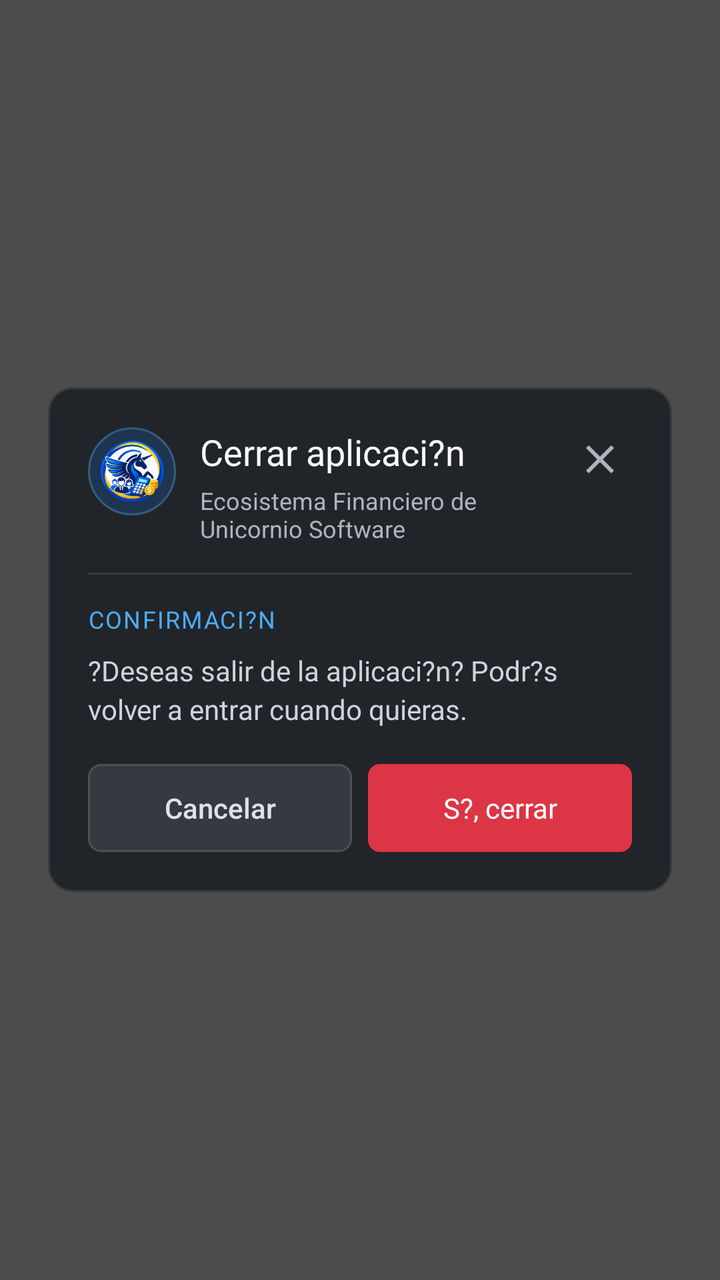
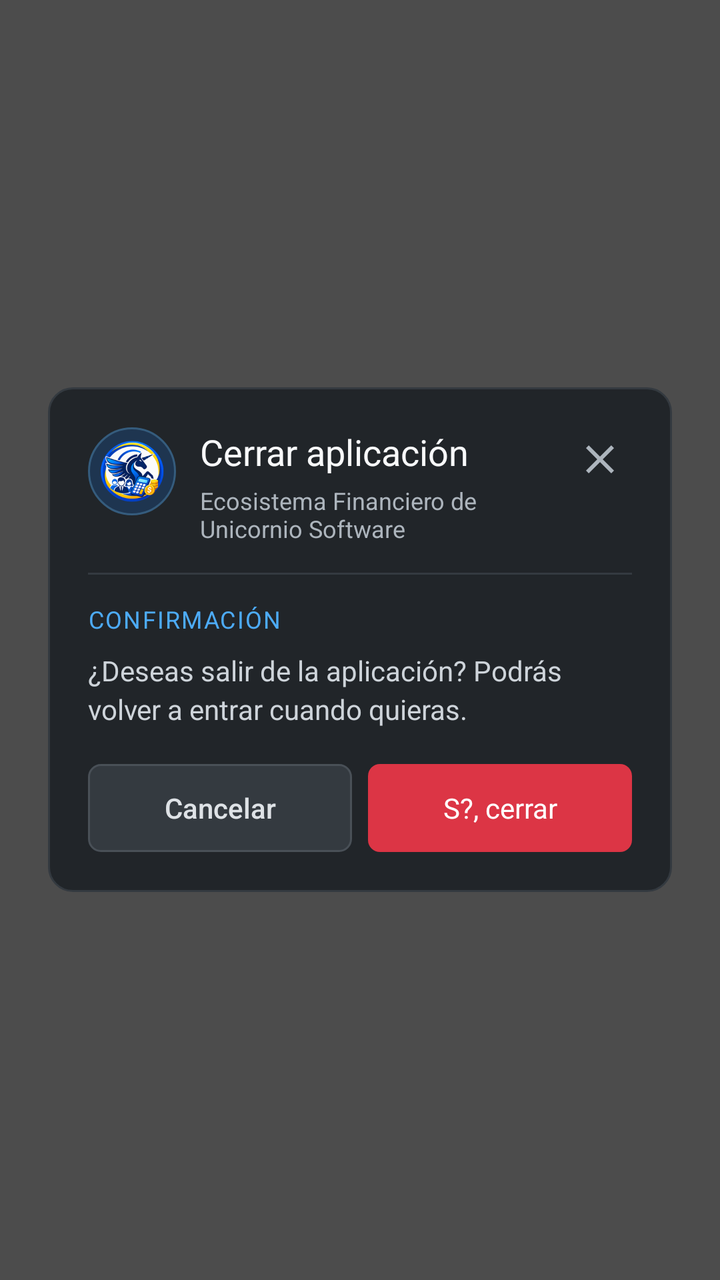

An Android layout rendered at two revisions. The XML below is the earlier revision; the diff shows what the commit changed to produce the second picture.
<!-- AndroidManifest.xml: application theme Theme.UnicornioSoftware -->
<!-- res/layout/dialog_close_app.xml -->
<?xml version="1.0" encoding="utf-8"?>
<FrameLayout xmlns:android="http://schemas.android.com/apk/res/android"
    android:layout_width="match_parent"
    android:layout_height="match_parent"
    android:background="#B3000000"
    android:padding="24dp">

    <LinearLayout
        android:layout_width="match_parent"
        android:layout_height="wrap_content"
        android:layout_gravity="center"
        android:background="@drawable/bg_modal_card"
        android:orientation="vertical"
        android:padding="20dp">

        <LinearLayout
            android:layout_width="match_parent"
            android:layout_height="wrap_content"
            android:gravity="top"
            android:orientation="horizontal">

            <ImageView
                android:layout_width="44dp"
                android:layout_height="44dp"
                android:background="@drawable/bg_offline_icon"
                android:contentDescription="@string/app_name"
                android:padding="6dp"
                android:scaleType="fitCenter"
                android:src="@mipmap/ic_launcher_round" />

            <LinearLayout
                android:layout_width="0dp"
                android:layout_height="wrap_content"
                android:layout_marginStart="12dp"
                android:layout_weight="1"
                android:orientation="vertical">

                <TextView
                    android:id="@+id/closeTitle"
                    android:layout_width="wrap_content"
                    android:layout_height="wrap_content"
                    android:fontFamily="sans-serif-bold"
                    android:text="Cerrar aplicaci?n"
                    android:textColor="#F8F9FA"
                    android:textSize="18sp" />

                <TextView
                    android:layout_width="wrap_content"
                    android:layout_height="wrap_content"
                    android:layout_marginTop="4dp"
                    android:fontFamily="sans-serif"
                    android:text="Ecosistema Financiero de Unicornio Software"
                    android:textColor="#ADB5BD"
                    android:textSize="12sp" />
            </LinearLayout>

            <ImageButton
                android:id="@+id/btnCloseDialogX"
                android:layout_width="32dp"
                android:layout_height="32dp"
                android:background="@android:color/transparent"
                android:contentDescription="Cerrar"
                android:padding="4dp"
                android:src="@drawable/ic_close"
                android:tint="#ADB5BD" />
        </LinearLayout>

        <View
            android:layout_width="match_parent"
            android:layout_height="1dp"
            android:layout_marginTop="14dp"
            android:layout_marginBottom="14dp"
            android:background="#343A40" />

        <TextView
            android:layout_width="wrap_content"
            android:layout_height="wrap_content"
            android:fontFamily="sans-serif-bold"
            android:letterSpacing="0.06"
            android:text="CONFIRMACI?N"
            android:textAllCaps="true"
            android:textColor="#4DABF7"
            android:textSize="12sp" />

        <TextView
            android:id="@+id/closeMessage"
            android:layout_width="match_parent"
            android:layout_height="wrap_content"
            android:layout_marginTop="8dp"
            android:fontFamily="sans-serif"
            android:lineSpacingExtra="3dp"
            android:text="?Deseas salir de la aplicaci?n? Podr?s volver a entrar cuando quieras."
            android:textColor="#CED4DA"
            android:textSize="14sp" />

        <LinearLayout
            android:layout_width="match_parent"
            android:layout_height="wrap_content"
            android:layout_marginTop="18dp"
            android:orientation="horizontal">

            <TextView
                android:id="@+id/btnCloseCancel"
                android:layout_width="0dp"
                android:layout_height="44dp"
                android:layout_marginEnd="8dp"
                android:layout_weight="1"
                android:background="@drawable/bg_modal_btn_secondary"
                android:fontFamily="sans-serif-medium"
                android:gravity="center"
                android:text="Cancelar"
                android:textColor="#DEE2E6"
                android:textSize="14sp" />

            <TextView
                android:id="@+id/btnCloseConfirm"
                android:layout_width="0dp"
                android:layout_height="44dp"
                android:layout_weight="1"
                android:background="@drawable/bg_modal_btn_danger"
                android:fontFamily="sans-serif-bold"
                android:gravity="center"
                android:text="S?, cerrar"
                android:textColor="#FFFFFF"
                android:textSize="14sp" />
        </LinearLayout>
    </LinearLayout>
</FrameLayout>
<!-- resources referenced by this layout -->
<resources>
  <!-- drawable bg_modal_btn_danger (drawable) -->
  ﻿<?xml version="1.0" encoding="utf-8"?>
  <ripple xmlns:android="http://schemas.android.com/apk/res/android" android:color="#33FFFFFF">
      <item>
          <shape android:shape="rectangle">
              <solid android:color="#DC3545" />
              <corners android:radius="6dp" />
          </shape>
      </item>
  </ripple>
  <!-- drawable bg_modal_btn_secondary (drawable) -->
  ﻿<?xml version="1.0" encoding="utf-8"?>
  <ripple xmlns:android="http://schemas.android.com/apk/res/android" android:color="#33FFFFFF">
      <item>
          <shape android:shape="rectangle">
              <solid android:color="#343A40" />
              <corners android:radius="6dp" />
              <stroke android:width="1dp" android:color="#495057" />
          </shape>
      </item>
  </ripple>
  <!-- drawable bg_modal_card (drawable) -->
  ﻿<?xml version="1.0" encoding="utf-8"?>
  <shape xmlns:android="http://schemas.android.com/apk/res/android" android:shape="rectangle">
      <solid android:color="#212529" />
      <corners android:radius="12dp" />
      <stroke android:width="1dp" android:color="#343A40" />
  </shape>
  <!-- drawable bg_offline_icon (drawable) -->
  <?xml version="1.0" encoding="utf-8"?>
  <shape xmlns:android="http://schemas.android.com/apk/res/android" android:shape="oval">
      <solid android:color="#1E3550" />
      <stroke android:width="1dp" android:color="#355C7D" />
  </shape>
  <!-- drawable ic_close (drawable) -->
  <vector xmlns:android="http://schemas.android.com/apk/res/android"
      android:width="24dp" android:height="24dp" android:viewportWidth="24"
      android:viewportHeight="24">
      <path android:fillColor="#EAF2FA"
          android:pathData="M19,6.41L17.59,5 12,10.59 6.41,5 5,6.41 10.59,12 5,17.59 6.41,19 12,13.41 17.59,19 19,17.59 13.41,12z"/>
  </vector>
  <!-- mipmap ic_launcher_round: png bitmap (mipmap-hdpi, 11719 bytes) -->
  <string name="app_name">Ecosistema Financiero de Unicornio Software</string>
  <style name="Theme.UnicornioSoftware" parent="Theme.MaterialComponents.DayNight.NoActionBar">
          <item name="android:statusBarColor">@android:color/black</item>
          <item name="android:navigationBarColor">@android:color/black</item>
          <item name="android:windowLightStatusBar" tools:targetApi="m">false</item>
      </style>
</resources>

<!-- the commit's change to res/layout/dialog_close_app.xml (unified diff, before → after) -->
@@ -40,7 +40,7 @@
                     android:layout_width="wrap_content"
                     android:layout_height="wrap_content"
                     android:fontFamily="sans-serif-bold"
-                    android:text="Cerrar aplicaci?n"
+                    android:text="Cerrar aplicación"
                     android:textColor="#F8F9FA"
                     android:textSize="18sp" />
 
@@ -77,7 +77,7 @@
             android:layout_height="wrap_content"
             android:fontFamily="sans-serif-bold"
             android:letterSpacing="0.06"
-            android:text="CONFIRMACI?N"
+                    android:text="CONFIRMACIÓN"
             android:textAllCaps="true"
             android:textColor="#4DABF7"
             android:textSize="12sp" />
@@ -89,7 +89,7 @@
             android:layout_marginTop="8dp"
             android:fontFamily="sans-serif"
             android:lineSpacingExtra="3dp"
-            android:text="?Deseas salir de la aplicaci?n? Podr?s volver a entrar cuando quieras."
+                    android:text="¿Deseas salir de la aplicación? Podrás volver a entrar cuando quieras."
             android:textColor="#CED4DA"
             android:textSize="14sp" />
 
